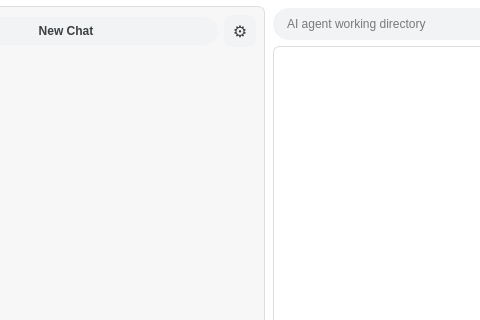
frankyeh/DSI-Studio, file ai_agent.ui: the form before one commit; both pictures show x 101 to 581 and y 0 to 320 of the 1100 by 700 pixel window.
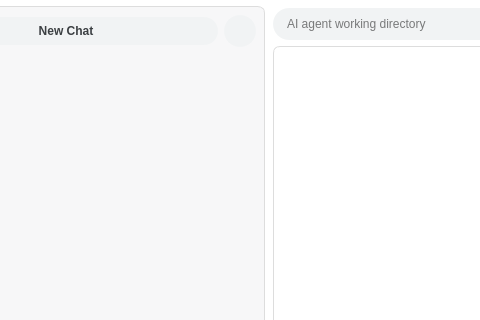
The form after the commit. Icons and pictures are not drawn.

```diff
--- a/ai_agent.ui
+++ b/ai_agent.ui
@@ -93,11 +93,9 @@
     background-color: #f1f1f2;
 }
 QWidget#tab_8 QPushButton#ai_quick_settings {
-    color: #3c4043;
-    font-size: 16px;
     background-color: #f1f3f4;
     border: none;
-    border-radius: 8px;
+    border-radius: 16px;
     padding: 0px;
 }
 QWidget#tab_8 QPushButton#ai_quick_settings:hover {
@@ -263,8 +261,15 @@
             <property name="toolTip">
              <string>AI Settings</string>
             </property>
-            <property name="text">
-             <string>⚙</string>
+            <property name="icon">
+             <iconset resource="icons.qrc">
+              <normaloff>:/icons/icons/settings.svg</normaloff>:/icons/icons/settings.svg</iconset>
+            </property>
+            <property name="iconSize">
+             <size>
+              <width>18</width>
+              <height>18</height>
+             </size>
             </property>
            </widget>
           </item>
```
